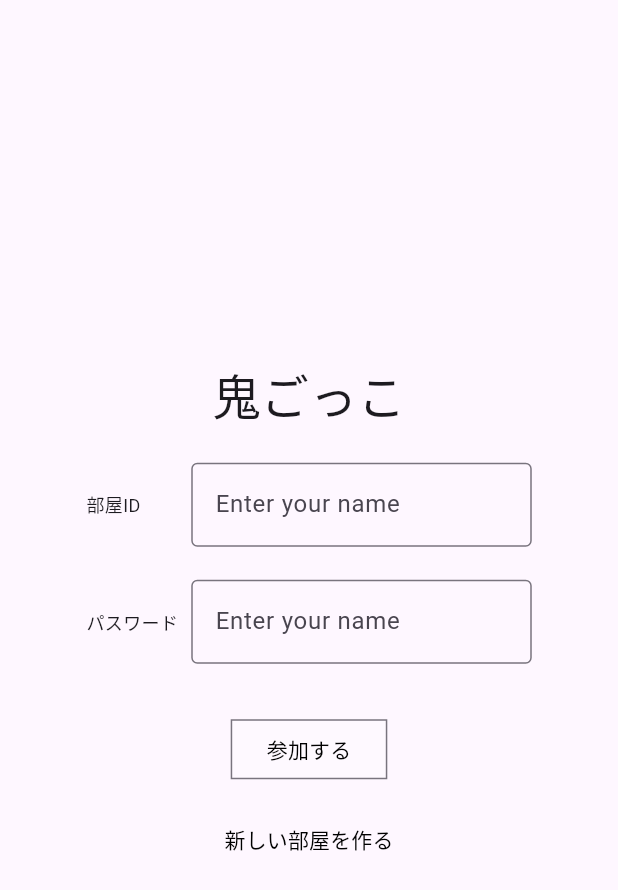
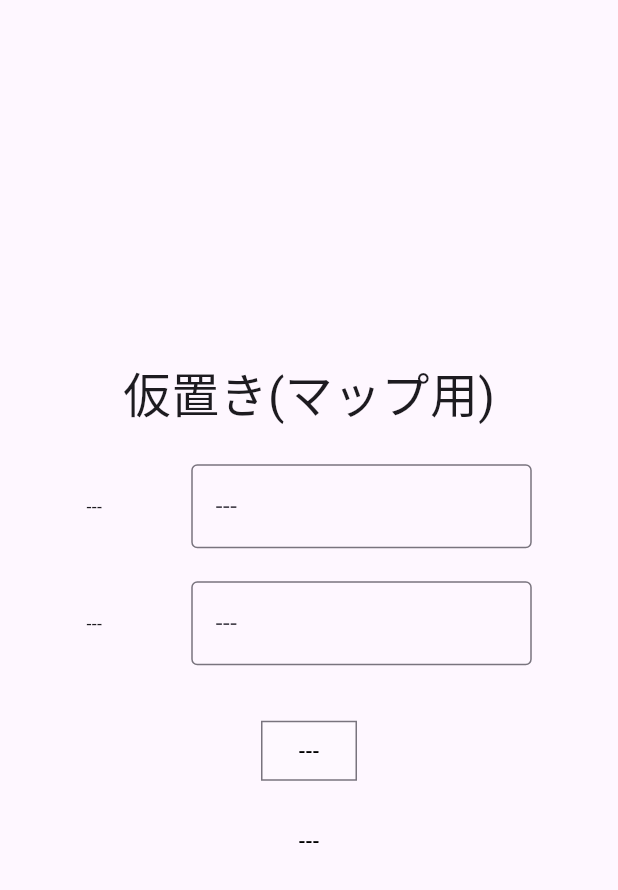
Before and after one commit to 0x48lab/onigokko, a Flutter app: the JoinPage screen opened by its route, after a tap on "参加する", on a phone screen of 412 x 824 dp. Shown: the top 890 px of the screen. Run offline on Flutter 3.47's test engine with Material 3 defaults, Android fonts, the phone set to English and light mode, and no system bars; our stand-ins replace cloud_firestore, firebase_auth, firebase_core, flutter_riverpod, go_router, riverpod; accounts and stored records are empty.

Commit message:
google map用ページの仮実装。

```diff
--- a/lib/page/join_page.dart
+++ b/lib/page/join_page.dart
@@ -1,5 +1,6 @@
 import 'package:flutter/material.dart';
 import 'package:flutter/services.dart';
+import 'package:go_router/go_router.dart';
 
 class JoinPage extends StatelessWidget {
   @override
@@ -52,7 +53,9 @@ class JoinPage extends StatelessWidget {
           Padding(
             padding: const EdgeInsets.only(top:33.0),
             child: OutlinedButton(
-                onPressed: ()=>{},
+                onPressed: ()=>{
+                  context.go("/map_page")
+                },
                 style: OutlinedButton.styleFrom(
                   foregroundColor: Colors.black,
                   shape: RoundedRectangleBorder(borderRadius: BorderRadius.zero),
@@ -64,7 +67,9 @@ class JoinPage extends StatelessWidget {
           Padding(
             padding: const EdgeInsets.only(top: 12.0),
             child: TextButton(
-                onPressed: ()=>{},
+                onPressed: ()=>{
+                  context.go("/map_page")
+                },
                 style: TextButton.styleFrom(foregroundColor: Colors.black),
                 child: Text("新しい部屋を作る")),
           ),
--- /dev/null
+++ b/lib/page/map_page.dart
@@ -0,0 +1,76 @@
+import 'package:flutter/material.dart';
+import 'package:flutter/services.dart';
+import 'package:go_router/go_router.dart';
+
+class MapPage extends StatelessWidget {
+  @override
+  Widget build(BuildContext context) {
+    return Scaffold(
+      body: Column(
+        mainAxisAlignment: MainAxisAlignment.center,
+        children: [
+          Text("仮置き(マップ用)", style: TextStyle(fontSize: 32)),
+          Padding(
+            padding: const EdgeInsets.only(top: 22.0),
+            child: Row(
+              mainAxisAlignment: MainAxisAlignment.center,
+              children: [
+                SizedBox(
+                    width: 70,
+                    child: Text("---", style: TextStyle(fontSize: 12))),
+                SizedBox(
+                  width: 227,
+                  child: TextField(
+                    controller: TextEditingController(),
+                    decoration: InputDecoration(
+                      labelText: '---',
+                      border: OutlineInputBorder(),
+                    ),
+
+                  ),
+                ),
+              ],),
+          ),
+          Padding(
+            padding: const EdgeInsets.only(top: 22.0),
+            child: Row(
+              mainAxisAlignment: MainAxisAlignment.center,
+              children: [
+                SizedBox(
+                    width: 70,
+                    child: Text("---", style: TextStyle(fontSize: 12))),
+                SizedBox(
+                  width: 227,
+                  child: TextField(
+                    controller: TextEditingController(),
+                    decoration: InputDecoration(
+                      labelText: '---',
+                      border: OutlineInputBorder(),
+                    ),),
+                ),
+              ],),
+          ),
+          Padding(
+            padding: const EdgeInsets.only(top:33.0),
+            child: OutlinedButton(
+                onPressed: ()=>{},
+                style: OutlinedButton.styleFrom(
+                    foregroundColor: Colors.black,
+                    shape: RoundedRectangleBorder(borderRadius: BorderRadius.zero),
+                    backgroundColor: Colors.white30
+                ),
+                child: Text("---")
+            ),
+          ),
+          Padding(
+            padding: const EdgeInsets.only(top: 12.0),
+            child: TextButton(
+                onPressed: ()=>{},
+                style: TextButton.styleFrom(foregroundColor: Colors.black),
+                child: Text("---")),
+          ),
+        ],
+      ),
+    );
+  }
+}
--- a/lib/route/router.dart
+++ b/lib/route/router.dart
@@ -2,6 +2,7 @@ import 'package:flutter/material.dart';
 import 'package:go_router/go_router.dart';
 import 'package:onigokko/page/join_page.dart';
 import 'package:onigokko/page/login_page.dart';
+import 'package:onigokko/page/map_page.dart';
 import 'package:onigokko/page/sign_up_page.dart';
 
 final goRouter = GoRouter(
@@ -28,6 +29,12 @@ final goRouter = GoRouter(
           return MaterialPage(key: state.pageKey, child: SignUpPage());
         }
     ),
-
+    GoRoute(
+        path: "/map_page",
+        name: "map_page",
+        pageBuilder: (context, state) {
+          return MaterialPage(key: state.pageKey, child: MapPage());
+        }
+    ),
   ]
 );
```
Also changed, not shown: 1 other file.
